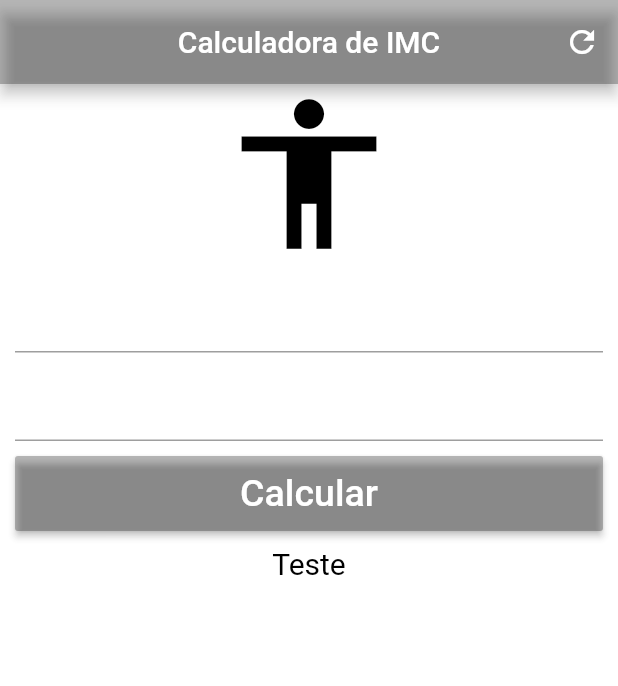
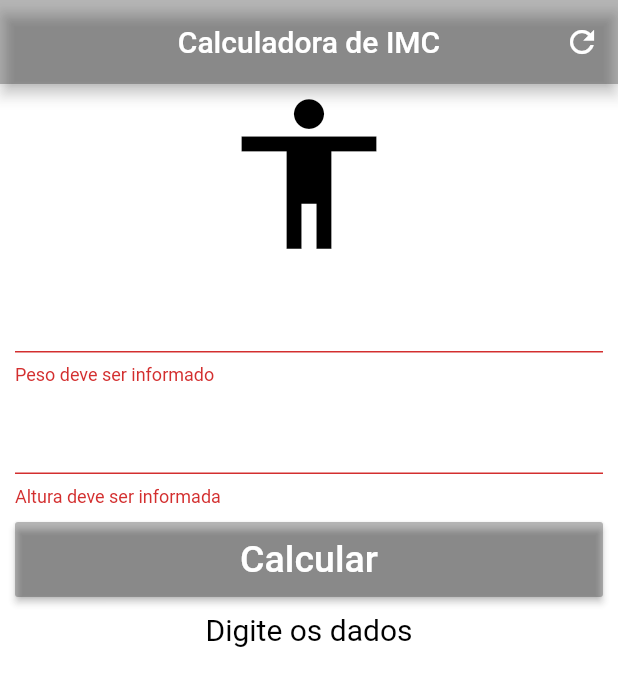
Before and after one commit to JRSahlberg/calculadora_imc, a Flutter app: the screen it shows after launch, after a tap on "Calcular", on a phone screen of 412 x 824 dp. Shown: the top 686 px of the screen. Run offline on Flutter 3.47's test engine with Material 2 defaults, Android fonts, the phone set to English and light mode, and no system bars.

```diff
--- a/lib/main.dart
+++ b/lib/main.dart
@@ -12,6 +12,34 @@ class Home extends StatefulWidget {
 }
 
 class _HomeState extends State<Home> {
+
+  TextEditingController pesoController = TextEditingController();
+  TextEditingController alturaController = TextEditingController();
+
+  GlobalKey<FormState> _formKey = GlobalKey<FormState>();
+
+  String _texto = "Digite os dados";
+
+  void _resetarCampos(){
+    pesoController.text = "";
+    alturaController.text = "";
+    setState(() {
+    _texto = "Digite os dados";
+    });
+  }
+
+  void _calcular() {
+    setState(() {
+      double peso = double.parse(pesoController.text);
+      double altura = double.parse(alturaController.text) / 100;
+      double imc = peso / (altura * altura);
+      if (imc < 18.6) {
+        _texto = "Abaixo do peso (${imc.toStringAsPrecision(3)})";
+      }
+      // falta o restante do imc
+    });
+  }
+
   @override
   Widget build(BuildContext context) {
     return Scaffold(
@@ -22,29 +50,43 @@ class _HomeState extends State<Home> {
         actions: <Widget>[
           IconButton(
             icon: Icon(Icons.refresh),
-            onPressed: () {},
+            onPressed: _resetarCampos,
           )
         ],
       ),
       backgroundColor: Colors.white70,
       body: SingleChildScrollView(
         padding: EdgeInsets.fromLTRB(10.0, 0.0, 10.0, 0.0),
+        child: Form(
+          key: _formKey,
           child: Column(
             crossAxisAlignment: CrossAxisAlignment.stretch,
             children: <Widget>[
               Icon(Icons.accessibility, size: 120.0, color: Colors.black),
-            TextField(
+              TextFormField(
                 textAlign: TextAlign.center,
                 style: TextStyle(color: Colors.black),
                 keyboardType: TextInputType.number,
+                controller: pesoController,
+                validator: (value){
+                  if(value.isEmpty){
+                    return "Peso deve ser informado";
+                  }
+                },
                 decoration: InputDecoration(
                     labelText: "Peso (kg)",
                     labelStyle: TextStyle(color: Colors.white)),
               ),
-            TextField(
+              TextFormField(
                 textAlign: TextAlign.center,
                 style: TextStyle(color: Colors.black),
                 keyboardType: TextInputType.number,
+                controller: alturaController,
+                validator: (value){
+                  if(value.isEmpty){
+                    return "Altura deve ser informada";
+                  }
+                },
                 decoration: InputDecoration(
                     labelText: "Altura (cm)",
                     labelStyle: TextStyle(color: Colors.white)),
@@ -54,19 +96,24 @@ class _HomeState extends State<Home> {
                 child: Container(
                     height: 50.0,
                     child: RaisedButton(
-                    onPressed: (){},
+                      onPressed: (){
+                        if (_formKey.currentState.validate()) {
+                          _calcular();
+                        }
+                      },
                       color: Colors.black26,
                       child: Text("Calcular", style: TextStyle(color: Colors.white, fontSize: 25.0),),
                     )
                 ),
               ),
-            Text("Teste",
+              Text(_texto,
                 textAlign: TextAlign.center,
                 style: TextStyle(color: Colors.black,fontSize: 20.0),)
 
             ],
           ),
         ),
+      ),
     );
   }
 }
```
Lines whose indentation alone changed are shown as unchanged.
